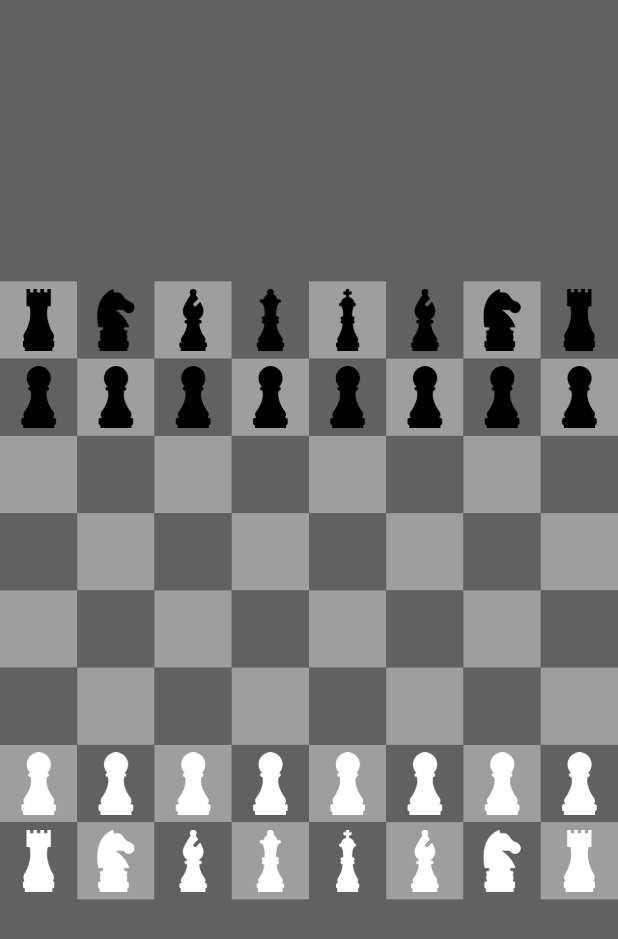
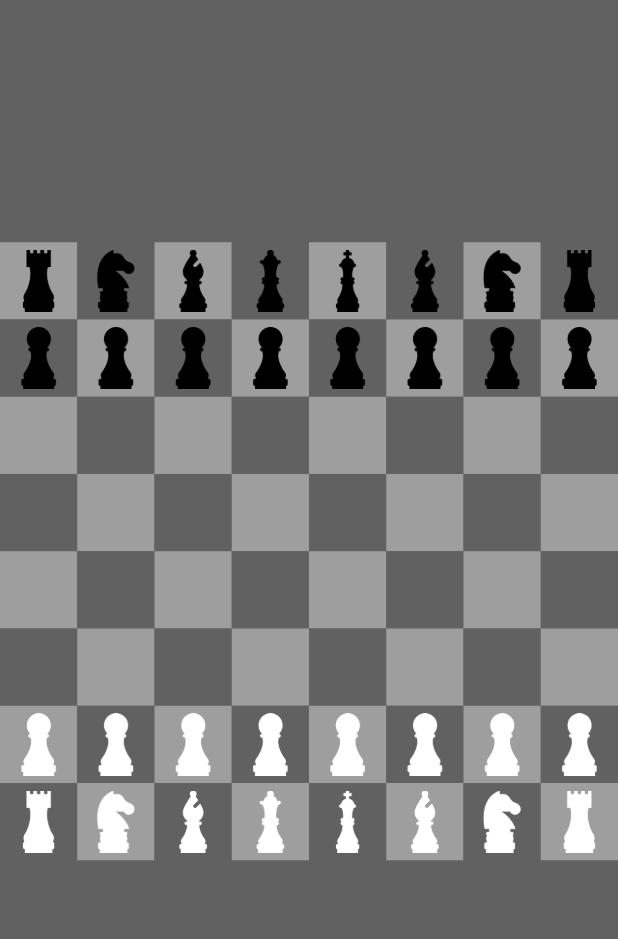
Before and after one commit to dkhavrel/chess_game, a Flutter app: the screen it shows after launch, on a phone screen of 412 x 824 dp. Shown: the top 939 px of the screen. Run offline on Flutter 3.47's test engine with Material 3 defaults, Android fonts, the phone set to English and light mode, and no system bars.

Commit message:
second commit

```diff
--- a/lib/game_board.dart
+++ b/lib/game_board.dart
@@ -514,7 +514,7 @@ class _GameBoardState extends State<GameBoard> {
             ),
             Text(checkStatus ? 'CHECK' : ''),
             Expanded(
-              flex: 3,
+              flex: 4,
               child: GridView.builder(
                 physics: const NeverScrollableScrollPhysics(),
                 itemCount: 8 * 8,
```
Also changed, not shown: 3 other files.
